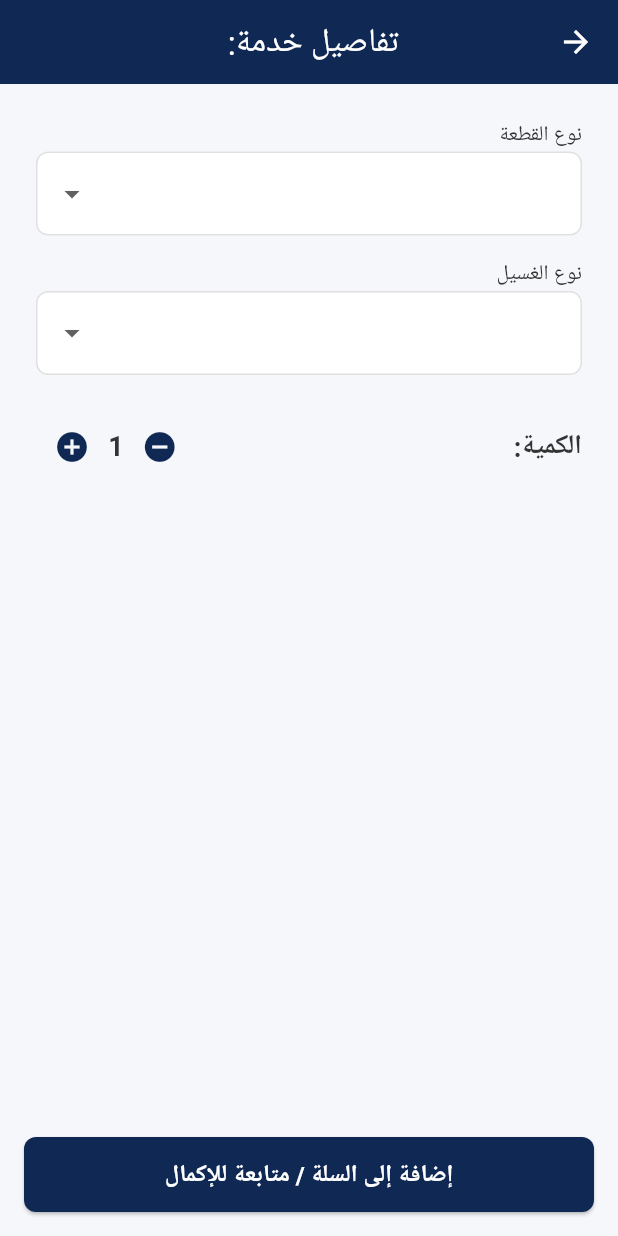
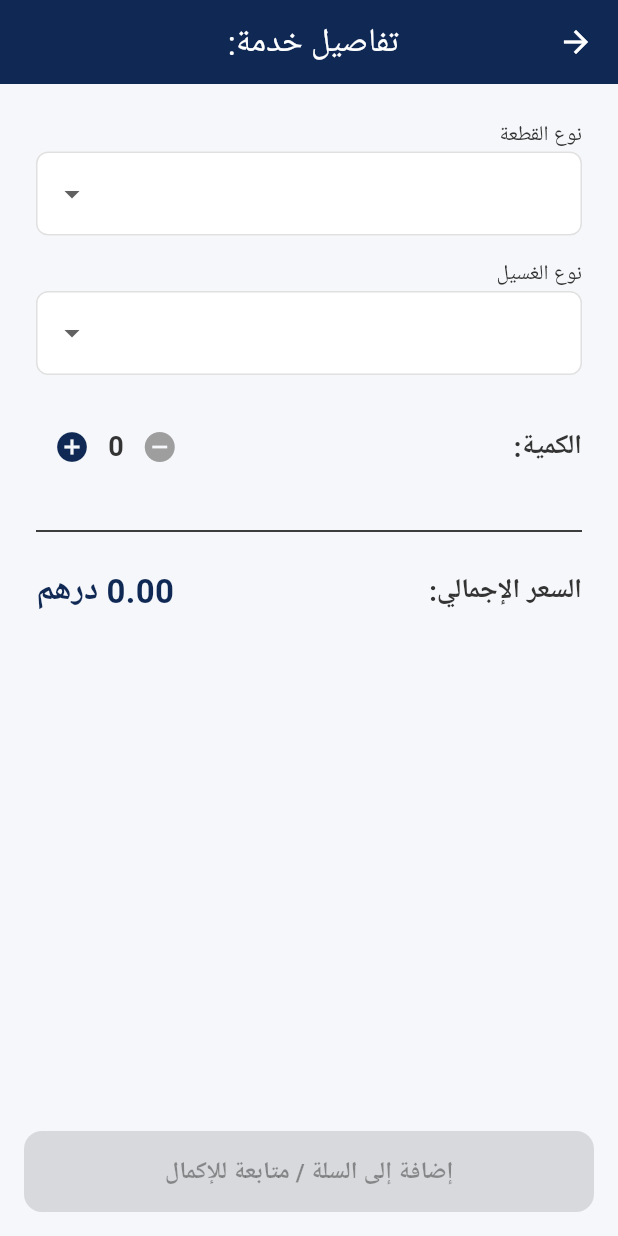
Before and after one commit to Klvvr1/BrightClean, a Flutter app: the ServiceDetailsScreen screen opened directly with empty values, after a tap on the "remove circle" icon, on a phone screen of 412 x 824 dp. Run offline on Flutter 3.47's test engine with Material 3 defaults, Android fonts, the phone set to English and light mode, and no system bars; our stand-ins replace go_router, google_fonts, sqflite; accounts and stored records are empty; Roboto replaces fonts that are missing (Cairo).

```diff
--- a/brightcleanproject/lib/features/customer/presentation/service_details_screen.dart
+++ b/brightcleanproject/lib/features/customer/presentation/service_details_screen.dart
@@ -12,6 +12,9 @@ class ServiceDetailsScreen extends StatefulWidget {
 
 class _ServiceDetailsScreenState extends State<ServiceDetailsScreen> {
   int quantity = 1;
+  final double basePrice = 10.0;
+
+  double get totalPrice => basePrice * quantity;
 
   Widget _buildClothesForm() {
     return Column(
@@ -70,9 +73,9 @@ class _ServiceDetailsScreenState extends State<ServiceDetailsScreen> {
                 Row(
                   children: [
                     IconButton(
-                      icon: const Icon(Icons.remove_circle, color: AppColors.primary),
+                      icon: Icon(Icons.remove_circle, color: quantity > 0 ? AppColors.primary : Colors.grey),
                       onPressed: () {
-                        if (quantity > 1) setState(() => quantity--);
+                        if (quantity > 0) setState(() => quantity--);
                       },
                     ),
                     Text('$quantity', style: const TextStyle(fontSize: 18, fontWeight: FontWeight.bold)),
@@ -86,6 +89,16 @@ class _ServiceDetailsScreenState extends State<ServiceDetailsScreen> {
                 ),
               ],
             ),
+            const SizedBox(height: 24),
+            const Divider(),
+            const SizedBox(height: 16),
+            Row(
+              mainAxisAlignment: MainAxisAlignment.spaceBetween,
+              children: [
+                const Text('السعر الإجمالي:', style: TextStyle(fontSize: 18, fontWeight: FontWeight.bold)),
+                Text('${totalPrice.toStringAsFixed(2)} درهم', style: const TextStyle(fontSize: 22, fontWeight: FontWeight.bold, color: AppColors.primary)),
+              ],
+            ),
           ],
         ),
       ),
@@ -93,8 +106,22 @@ class _ServiceDetailsScreenState extends State<ServiceDetailsScreen> {
         child: Padding(
           padding: const EdgeInsets.all(16.0),
           child: ElevatedButton(
-            onPressed: () {},
-            child: const Text('إضافة إلى السلة / متابعة للإكمال'),
+            onPressed: quantity > 0 ? () {
+              ScaffoldMessenger.of(context).showSnackBar(
+                SnackBar(
+                  content: Text('تم إضافة $quantity عنصر إلى السلة بنجاح!'),
+                  backgroundColor: AppColors.success,
+                  behavior: SnackBarBehavior.floating,
+                ),
+              );
+            } : null,
+            style: ElevatedButton.styleFrom(
+              backgroundColor: AppColors.primary,
+              foregroundColor: Colors.white,
+              padding: const EdgeInsets.symmetric(vertical: 16),
+              shape: RoundedRectangleBorder(borderRadius: BorderRadius.circular(12)),
+            ),
+            child: const Text('إضافة إلى السلة / متابعة للإكمال', style: TextStyle(fontSize: 16, fontWeight: FontWeight.bold)),
           ),
         ),
       ),
```
